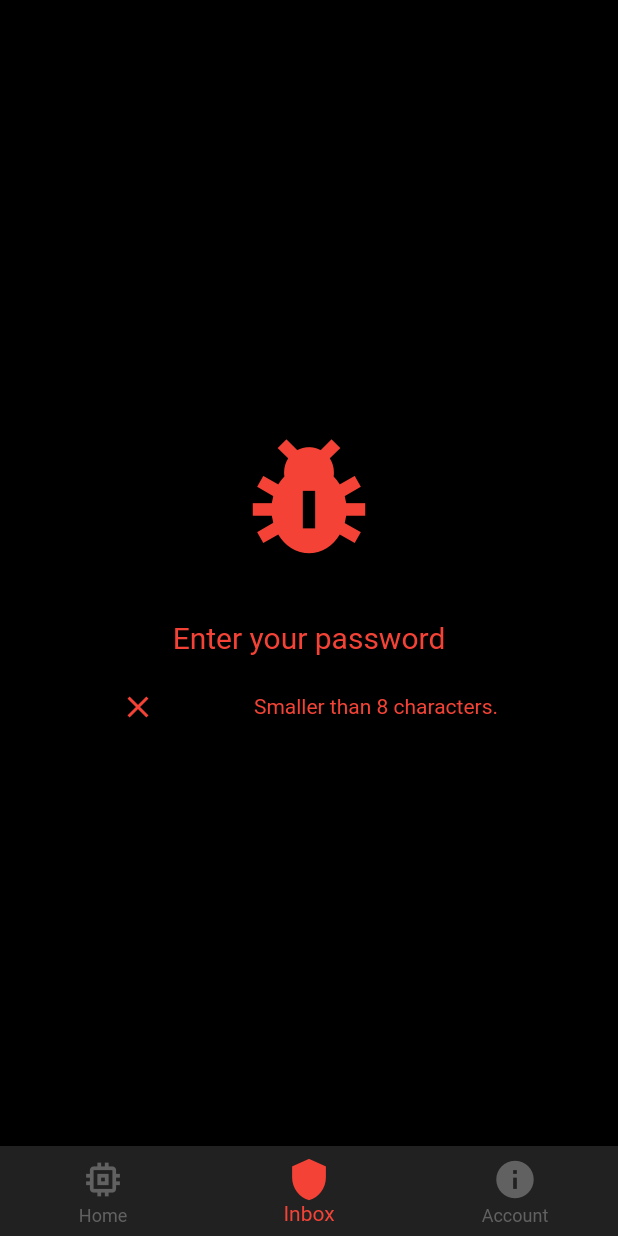
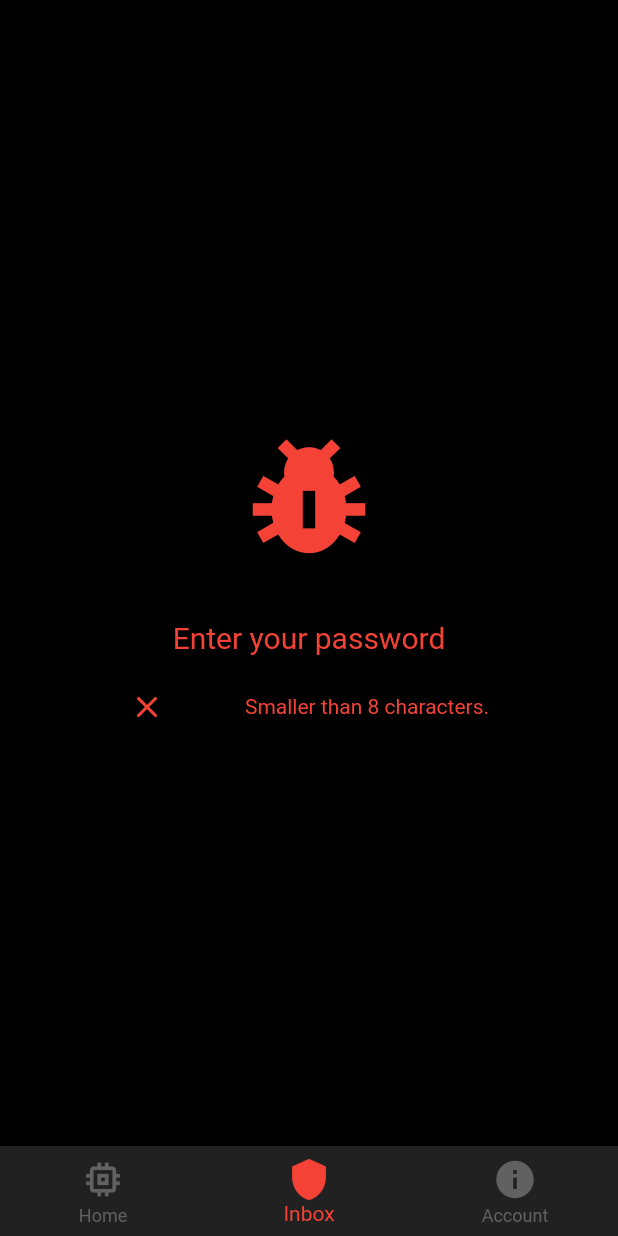
Before and after one commit to LegendArtur/guardu, a Flutter app: the screen it shows after launch, on a phone screen of 412 x 824 dp. Run offline on Flutter 3.47's test engine with Material 2 defaults, Android fonts, the phone set to English and light mode, and no system bars.

Commit message:
More responsive UI

```diff
--- a/guardu/lib/main.dart
+++ b/guardu/lib/main.dart
@@ -73,8 +73,8 @@ class _MainPageState extends State<MainPage> {
           child: Column(
             mainAxisAlignment: MainAxisAlignment.center,
             children: [
-              Container(
-                margin: EdgeInsets.fromLTRB(50, 0, 50, 0),
+              SizedBox(
+                width: 300,
                 child: Column(
                   children: [
                     Icon(
```
